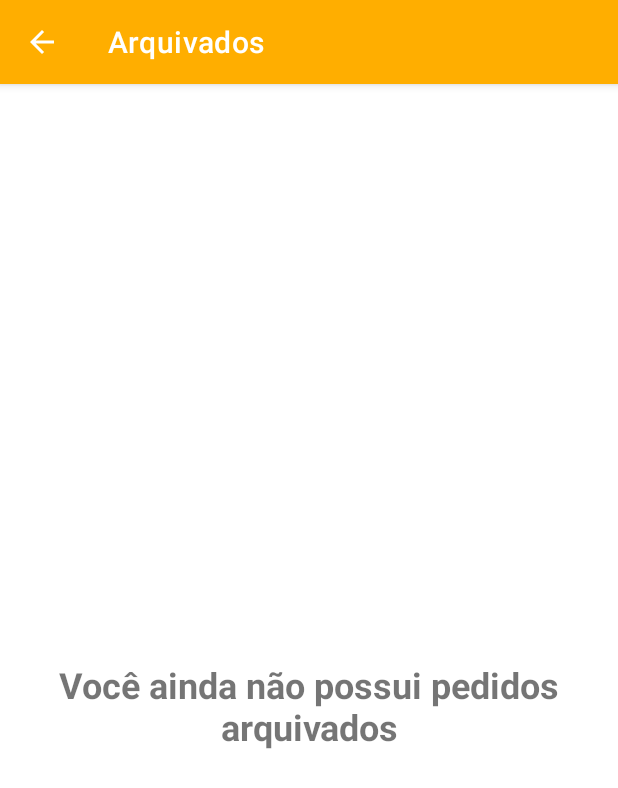
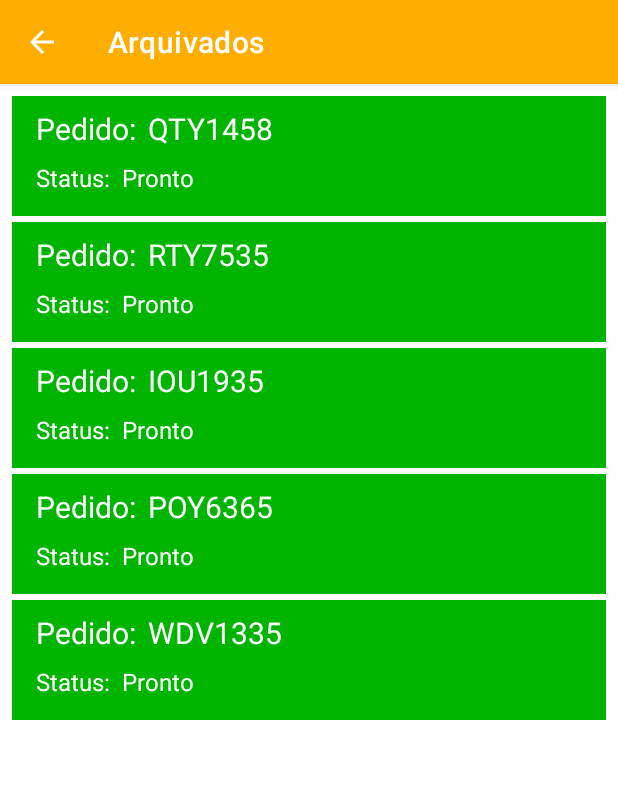
Before and after one commit to TJBorges/MeuPedido, an Android app: the screen it shows after launch (ArchiveActivity), after a tap on "Arquivados", on a phone screen of 412 x 824 dp. Shown: the top 788 px of the screen. Run offline under Robolectric (Android 15) with nearby library versions, the phone set to English and light mode, and no system bars; libraries missing offline, so code that uses them is left out: it.xabaras.android.

Commit message:
Create notifications and call list archived

```diff
--- a/app/src/main/AndroidManifest.xml
+++ b/app/src/main/AndroidManifest.xml
@@ -39,7 +39,7 @@
             android:parentActivityName="com.app.meupedido.ArchiveActivity"/>
 
         <service
-            android:name=".MyFirebaseMessagingService"
+            android:name=".service.MyFirebaseMessagingService"
             android:exported="false"
             tools:ignore="Instantiatable">
             <intent-filter>
--- a/app/src/main/java/com/app/meupedido/ArchiveActivity.kt
+++ b/app/src/main/java/com/app/meupedido/ArchiveActivity.kt
@@ -2,11 +2,34 @@
 
 import android.os.Bundle
 import androidx.appcompat.app.AppCompatActivity
+import androidx.core.view.isGone
+import androidx.recyclerview.widget.LinearLayoutManager
+import com.app.meupedido.adapter.OrderArchivedAdapter
 import com.app.meupedido.databinding.ActivityArchiveBinding
+import com.app.meupedido.model.Order
 
 class ArchiveActivity : AppCompatActivity() {
 
     private lateinit var binding: ActivityArchiveBinding
+
+    val listOrdersArchiveds = mutableListOf<Order>(
+        Order("QTY1458","Pronto"),
+        Order("RTY7535","Pronto"),
+        Order("IOU1935","Pronto"),
+        Order("POY6365","Pronto"),
+        Order("WDV1335","Pronto"),
+//        Order("PA1235", "Pronto"),
+//        Order("SR1285", "Pronto"),
+//        Order("SB1225", "Pronto"),
+//        Order("RA1265", "Pronto"),
+//        Order("RA1295", "Pronto"),
+//        Order("RA1235", "Pronto"),
+//        Order("RA1235", "Pronto"),
+//        Order("RA1235", "Pronto"),
+//        Order("TR5896", "Pronto")
+    )
+
+    private val orderArchivedsAdapter by lazy { OrderArchivedAdapter(listOrdersArchiveds) }
 
     override fun onCreate(savedInstanceState: Bundle?) {
         super.onCreate(savedInstanceState)
@@ -14,7 +37,21 @@
         binding = ActivityArchiveBinding.inflate(layoutInflater)
         setContentView(binding.root)
 
+        var intent = intent
+        val numberOrder: String = (intent.getSerializableExtra("numberOrder") ?: "") as String
+        if (numberOrder.isNotEmpty())
+            listOrdersArchiveds.add(Order(numberOrder, getString(R.string.order_status_done)))
+
+        binding.rvOrdersArchiveds.adapter = orderArchivedsAdapter
+        binding.rvOrdersArchiveds.layoutManager = LinearLayoutManager(this)
+
+        showLabelEmpty()
     }
+
+    private fun showLabelEmpty() {
+        binding.tvListOrdersEmpty.isGone = (orderArchivedsAdapter.itemCount > 0)
+    }
+
     override fun onDestroy() {
         super.onDestroy()
     }
--- a/app/src/main/java/com/app/meupedido/MainActivity.kt
+++ b/app/src/main/java/com/app/meupedido/MainActivity.kt
@@ -1,15 +1,16 @@
 package com.app.meupedido
 
 import android.app.Activity
+import android.app.AlertDialog
 import android.content.ContentValues
+import android.content.DialogInterface
 import android.content.Intent
-import androidx.appcompat.app.AppCompatActivity
 import android.os.Bundle
 import android.util.Log
 import android.view.Menu
 import android.view.MenuItem
 import android.widget.Toast
-import androidx.appcompat.view.ActionMode
+import androidx.appcompat.app.AppCompatActivity
 import androidx.core.view.isGone
 import androidx.recyclerview.widget.ItemTouchHelper
 import androidx.recyclerview.widget.LinearLayoutManager
@@ -24,28 +25,28 @@ import com.google.firebase.messaging.ktx.messaging
 class MainActivity : AppCompatActivity() {
 
     private val REGISTER_ACTIVITY_REQUEST_CODE = 0
+    private val ARCHIVED_ORDER = "ARCHIVED_ORDER"
 
     val listOrders = mutableListOf<Order>(
-//        Order("RRE1458", "Em Preparação"),
-//        Order("RAT1735", "Em Preparação"),
-//        Order("RPW1935", "Em Preparação"),
-//        Order("RY1635", "Em Preparação"),
-//        Order("PA1335", "Em Preparação"),
-//        Order("PA1235", "Em Preparação"),
-//        Order("SR1285", "Em Preparação"),
-//        Order("SB1225", "Em Preparação"),
-//        Order("RA1265", "Em Preparação"),
-//        Order("RA1295", "Em Preparação"),
-//        Order("RA1235", "Em Preparação"),
-//        Order("RA1235", "Em Preparação"),
-//        Order("RA1235", "Em Preparação"),
-//        Order("TR5896", "Em Preparação")
+        Order("RRE1458", "Em execução"),
+        Order("RAT1735", "Em execução"),
+        Order("RPW1935", "Em execução"),
+        Order("RYO1635", "Em execução"),
+        Order("PAT1335", "Em execução"),
+//        Order("PA1235", "Em execução"),
+//        Order("SR1285", "Em execução"),
+//        Order("SB1225", "Em execução"),
+//        Order("RA1265", "Em execução"),
+//        Order("RA1295", "Em execução"),
+//        Order("RA1235", "Em execução"),
+//        Order("RA1235", "Em execução"),
+//        Order("RA1235", "Em execução"),
+//        Order("TR5896", "Em execução")
     )
 
     private val orderAdapter by lazy { OrderAdapter(listOrders) }
 
     private lateinit var binding: ActivityMainBinding
-    private var actionMode: ActionMode? = null
 
     override fun onCreate(savedInstanceState: Bundle?) {
         super.onCreate(savedInstanceState)
@@ -65,6 +66,11 @@ class MainActivity : AppCompatActivity() {
         val swipeGesture = object : SwipeGesture(this) {
             override fun onSwiped(viewHolder: RecyclerView.ViewHolder, direction: Int) {
                 val numberOrder = orderAdapter.orders[viewHolder.adapterPosition].number
+
+                var builder = AlertDialog.Builder(this@MainActivity)
+                builder.setTitle(R.string.order_delete)
+                builder.setMessage("Deseja excluir o pedido $numberOrder da sua lista?")
+                builder.setPositiveButton("Sim", DialogInterface.OnClickListener { dialog, id ->
                     listOrders.removeAt(viewHolder.adapterPosition)
                     orderAdapter.notifyItemRemoved(viewHolder.adapterPosition)
                     println("Removido $numberOrder")
@@ -73,6 +79,16 @@ class MainActivity : AppCompatActivity() {
 
                     toastShow(numberOrder, 1)
                     showLabelEmpty()
+                    dialog.cancel()
+                    //goToArchived(numberOrder)
+                })
+                builder.setNegativeButton("Não", DialogInterface.OnClickListener { dialog, id ->
+                    orderAdapter.notifyDataSetChanged()
+                    dialog.cancel()
+                })
+                var alert = builder.create()
+                alert.show()
+
             }
         }
         val touchHelper = ItemTouchHelper(swipeGesture)
@@ -82,7 +98,7 @@ class MainActivity : AppCompatActivity() {
 
     private fun toastShow(numberOrder: String, type: Int) {
         if (type == 0)
-            Toast.makeText(this,"O pedido $numberOrder foi adicionado",Toast.LENGTH_SHORT).show()
+            Toast.makeText(this, "O pedido $numberOrder foi adicionado", Toast.LENGTH_SHORT).show()
         else
             Toast.makeText(this, "O pedido $numberOrder foi removido", Toast.LENGTH_SHORT).show()
     }
@@ -112,7 +128,7 @@ class MainActivity : AppCompatActivity() {
                             }
                             Log.d(ContentValues.TAG, msg)
                         }
-                    listOrders.add(Order(numberOrderReturn, "em preparação"))
+                    listOrders.add(Order(numberOrderReturn, getString(R.string.order_status_in_progress)))
                     orderAdapter.notifyDataSetChanged()
                     showLabelEmpty()
                     toastShow(numberOrderReturn, 0)
@@ -129,13 +145,14 @@ class MainActivity : AppCompatActivity() {
 
     override fun onOptionsItemSelected(item: MenuItem): Boolean {
         when (item.itemId) {
-            R.id.btArchived -> goToArchived()
+            R.id.btArchived -> goToArchived("")
         }
         return super.onOptionsItemSelected(item)
     }
 
-    private fun goToArchived() {
+    private fun goToArchived(numberOrder: String) {
         val intent = Intent(this, ArchiveActivity::class.java)
+        intent.putExtra("numberOrder", numberOrder)
         startActivity(intent)
     }
 }
--- a/app/src/main/java/com/app/meupedido/adapter/OrderAdapter.kt
+++ b/app/src/main/java/com/app/meupedido/adapter/OrderAdapter.kt
@@ -11,10 +11,8 @@ import com.app.meupedido.model.Order
 class OrderAdapter(val orders: List<Order>) :
     RecyclerView.Adapter<OrderAdapter.OrderViewHolder>() {
 
-    private var _binding: ItemOrderBinding? = null
-    private val binding get() = _binding!!
     private val selectedOrders = SparseBooleanArray()
-    private var currentSelectedPos = -1
+    //private var currentSelectedPos = -1
 
     override fun onCreateViewHolder(parent: ViewGroup, viewType: Int): OrderViewHolder {
         val itemOrderBinding =
@@ -36,7 +34,7 @@ class OrderAdapter(val orders: List<Order>) :
             onItemLongClick?.invoke(position)
             return@setOnLongClickListener true
         }
-        if (currentSelectedPos == position) currentSelectedPos = -1
+        //if (currentSelectedPos == position) currentSelectedPos = -1
 
     }
 
--- /dev/null
+++ b/app/src/main/java/com/app/meupedido/adapter/OrderArchivedAdapter.kt
@@ -0,0 +1,55 @@
+package com.app.meupedido.adapter
+
+import android.graphics.Color
+import android.util.SparseBooleanArray
+import android.view.LayoutInflater
+import android.view.ViewGroup
+import androidx.core.util.isNotEmpty
+import androidx.recyclerview.widget.RecyclerView
+import com.app.meupedido.databinding.ItemOrderBinding
+import com.app.meupedido.model.Order
+
+class OrderArchivedAdapter(val ordersArchived: List<Order>) :
+    RecyclerView.Adapter<OrderArchivedAdapter.OrderViewHolder>() {
+
+    private val selectedOrders = SparseBooleanArray()
+    //private var currentSelectedPos = -1
+
+    override fun onCreateViewHolder(parent: ViewGroup, viewType: Int): OrderViewHolder {
+        val itemOrderBinding =
+            ItemOrderBinding.inflate(
+                LayoutInflater.from(parent.context),
+                parent,
+                false
+            )
+        return OrderViewHolder(itemOrderBinding)
+    }
+
+    override fun onBindViewHolder(holder: OrderViewHolder, position: Int) {
+        holder.bind(ordersArchived[position])
+        holder.itemView.setOnClickListener {
+            if (selectedOrders.isNotEmpty())
+                onItemClick?.invoke(position)
+        }
+        holder.itemView.setOnLongClickListener {
+            onItemLongClick?.invoke(position)
+            return@setOnLongClickListener true
+        }
+        //if (currentSelectedPos == position) currentSelectedPos = -1
+
+    }
+
+    override fun getItemCount(): Int = ordersArchived.size
+
+    var onItemClick: ((Int) -> Unit)? = null
+    var onItemLongClick: ((Int) -> Unit)? = null
+
+    inner class OrderViewHolder(private val itemOrderBinding: ItemOrderBinding) :
+        RecyclerView.ViewHolder(itemOrderBinding.root) {
+        fun bind(order: Order) {
+            itemOrderBinding.viewOrder.setBackgroundColor(Color.parseColor("#00b400"))
+            itemOrderBinding.tvOrderNumber.text = order.number
+            itemOrderBinding.tvStatus.text = order.status
+        }
+    }
+}
--- a/app/src/main/java/com/app/meupedido/util/SwipeGesture.kt
+++ b/app/src/main/java/com/app/meupedido/util/SwipeGesture.kt
@@ -1,20 +1,21 @@
 package com.app.meupedido.util
 
+import android.R
+import android.content.Context
 import android.graphics.Canvas
+import androidx.core.content.ContextCompat
 import androidx.recyclerview.widget.ItemTouchHelper
 import androidx.recyclerview.widget.RecyclerView
-import android.R
-import android.content.Context
-import androidx.core.content.ContextCompat
 import it.xabaras.android.recyclerview.swipedecorator.RecyclerViewSwipeDecorator
 
 abstract class SwipeGesture(context: Context) : ItemTouchHelper.SimpleCallback(
-    0, ItemTouchHelper.RIGHT){
+    0, ItemTouchHelper.RIGHT
+) {
 
-    val deleteColor = ContextCompat.getColor(context, R.color.holo_red_light)
-    val deleteIconColor = ContextCompat.getColor(context, R.color.white)
-    val deleteLabelColor = ContextCompat.getColor(context, R.color.white)
-    val deleteIcon = R.drawable.ic_menu_delete
+    private val deleteColor = ContextCompat.getColor(context, R.color.holo_red_light)
+    private val deleteIconColor = ContextCompat.getColor(context, R.color.white)
+    private val deleteLabelColor = ContextCompat.getColor(context, R.color.white)
+    private val deleteIcon = R.drawable.ic_menu_delete
 
 
     override fun onMove(
@@ -35,7 +36,15 @@ abstract class SwipeGesture(context: Context) : ItemTouchHelper.SimpleCallback(
         isCurrentlyActive: Boolean
     ) {
 
-        RecyclerViewSwipeDecorator.Builder(c, recyclerView, viewHolder, dX, dY, actionState, isCurrentlyActive)
+        RecyclerViewSwipeDecorator.Builder(
+            c,
+            recyclerView,
+            viewHolder,
+            dX,
+            dY,
+            actionState,
+            isCurrentlyActive
+        )
             .addSwipeRightBackgroundColor(deleteColor)
             .addSwipeRightActionIcon(deleteIcon)
             .setActionIconTint(deleteIconColor)
--- a/app/src/main/res/layout/activity_archive.xml
+++ b/app/src/main/res/layout/activity_archive.xml
@@ -6,16 +6,18 @@
     android:layout_height="match_parent"
     tools:context=".ArchiveActivity">
 
-    <ListView
-        android:id="@+id/lvOrders"
-        android:layout_width="0dp"
+
+    <androidx.recyclerview.widget.RecyclerView
+        android:id="@+id/rvOrdersArchiveds"
+        android:layout_width="match_parent"
         android:layout_height="match_parent"
-        android:layout_marginStart="16dp"
-        android:layout_marginTop="60dp"
-        android:layout_marginEnd="16dp"
+        android:layout_marginTop="4dp"
+        android:layout_marginStart="8dp"
+        android:layout_marginEnd="8dp"
         app:layout_constraintEnd_toEndOf="parent"
         app:layout_constraintStart_toStartOf="parent"
-        app:layout_constraintTop_toBottomOf="parent" />
+        app:layout_constraintTop_toBottomOf="parent"
+        tools:listitem="@layout/item_order" />
 
     <TextView
         android:id="@+id/tvListOrdersEmpty"
@@ -27,10 +29,10 @@
         android:textAlignment="center"
         android:textSize="24sp"
         android:textStyle="bold"
-        app:layout_constraintBottom_toBottomOf="@+id/lvOrders"
-        app:layout_constraintEnd_toEndOf="@+id/lvOrders"
-        app:layout_constraintStart_toStartOf="@+id/lvOrders"
-        app:layout_constraintTop_toTopOf="@id/lvOrders" />
+        app:layout_constraintBottom_toBottomOf="parent"
+        app:layout_constraintEnd_toEndOf="parent"
+        app:layout_constraintStart_toStartOf="parent"
+        app:layout_constraintTop_toTopOf="parent" />
 
 
 </androidx.constraintlayout.widget.ConstraintLayout>
--- a/app/src/main/res/layout/activity_main.xml
+++ b/app/src/main/res/layout/activity_main.xml
@@ -34,7 +34,8 @@
         android:layout_marginEnd="8dp"
         app:layout_constraintEnd_toEndOf="parent"
         app:layout_constraintStart_toStartOf="parent"
-        app:layout_constraintTop_toBottomOf="parent"/>
+        app:layout_constraintTop_toBottomOf="parent"
+        tools:listitem="@layout/item_order"/>
 <!--        tools:listitem="@layout/item_order" />-->
 
     <TextView
--- a/app/src/main/res/layout/activity_registration.xml
+++ b/app/src/main/res/layout/activity_registration.xml
@@ -11,9 +11,11 @@
         android:layout_height="wrap_content"
         android:layout_marginTop="64dp"
         android:ems="12"
+        android:filterTouchesWhenObscured="false"
         android:hint="RPS1156"
-        android:inputType="textShortMessage"
+        android:inputType="textCapCharacters"
         android:maxLength="20"
+        android:singleLine="true"
         android:textAllCaps="true"
         android:textSize="24sp"
         app:layout_constraintEnd_toEndOf="parent"
--- a/app/src/main/res/layout/notification.xml
+++ b/app/src/main/res/layout/notification.xml
@@ -18,9 +18,9 @@
         android:id="@+id/app_logo"
         android:layout_marginLeft="10dp"
         android:layout_marginTop="10dp"
-        android:layout_width="40dp"
-        android:layout_height="40dp"
-        android:src="@drawable/ic_launcher_background" />
+        android:layout_width="80dp"
+        android:layout_height="80dp"
+        android:src="@drawable/ic_notification" />
 
     <TextView
         android:id="@+id/title"
--- a/app/src/main/res/values/colors.xml
+++ b/app/src/main/res/values/colors.xml
@@ -1,14 +1,11 @@
 <?xml version="1.0" encoding="utf-8"?>
 <resources>
-    <color name="purple_200">#FFBB86FC</color>
     <color name="orange_original">#ffae00</color>
     <color name="orange_denatured">#cc8b00</color>
     <color name="orange_light">#ffa000</color>
-    <color name="coral_light">#F08080</color>
     <color name="teal_200">#FF03DAC5</color>
     <color name="teal_700">#FF018786</color>
     <color name="black">#FF000000</color>
     <color name="white">#FFFFFFFF</color>
 
-    <color name="delete_color">#EA2929</color>
 </resources>
--- a/app/src/main/res/values/strings.xml
+++ b/app/src/main/res/values/strings.xml
@@ -1,19 +1,16 @@
 <resources>
     <string name="app_name">Meu Pedido</string>
-    <string name="title_archived">Arquivados</string>
     <!-- Strings used for fragments for navigation -->
-    <string name="home_title">Meu Pedido</string>
     <string name="archived_title">Arquivados</string>
     <string name="registration_title">Novo Pedido</string>
-    <string name="next">Next</string>
-    <string name="previous">Previous</string>
 
     <!-- order -->
     <string name="order_label">Pedido:</string>
     <string name="order_status">Status:</string>
+    <string name="order_status_in_progress">Em execução</string>
+    <string name="order_status_done">Pronto</string>
     <string name="order_list_empty">Adicione pedidos a sua lista de espera</string>
     <string name="order_delete">Excluir</string>
-
 
 
     <!-- archived -->
```
Also changed, not shown: app/build.gradle (+5 -2 lines), app/src/main/java/com/app/meupedido/MyFirebaseMessagingService.kt (deleted, +0 -65 lines), app/src/main/java/com/app/meupedido/RegistrationActivity.kt (+15 -6 lines), app/src/main/java/com/app/meupedido/service/MyFirebaseMessagingService.kt (added, +74 -0 lines), app/src/main/res/drawable-v24/ic_notification.xml (added, +30 -0 lines). Lines whose indentation alone changed are shown as unchanged.
